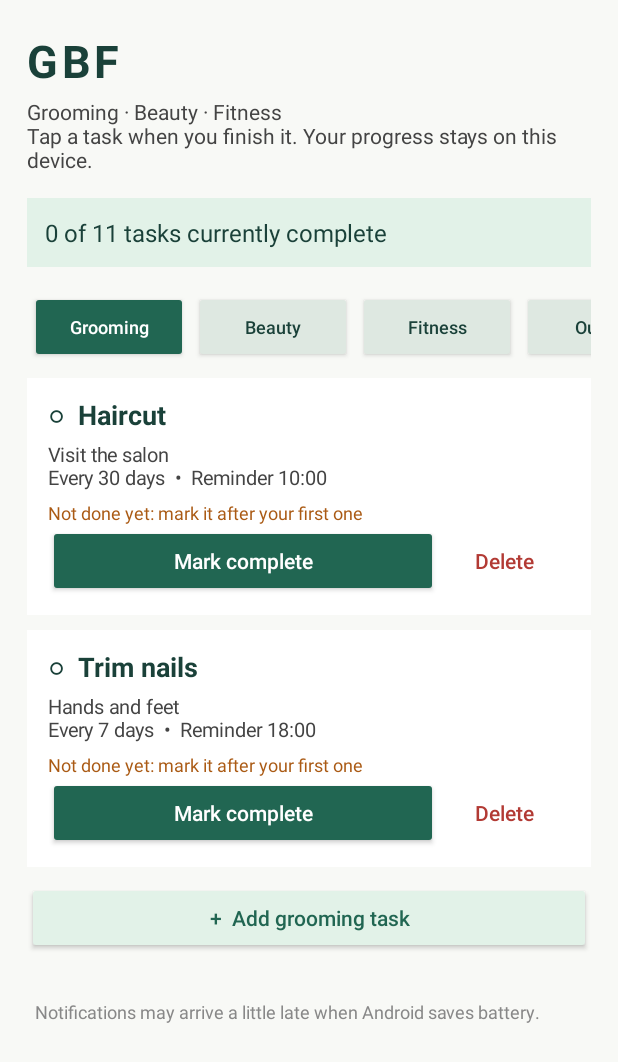
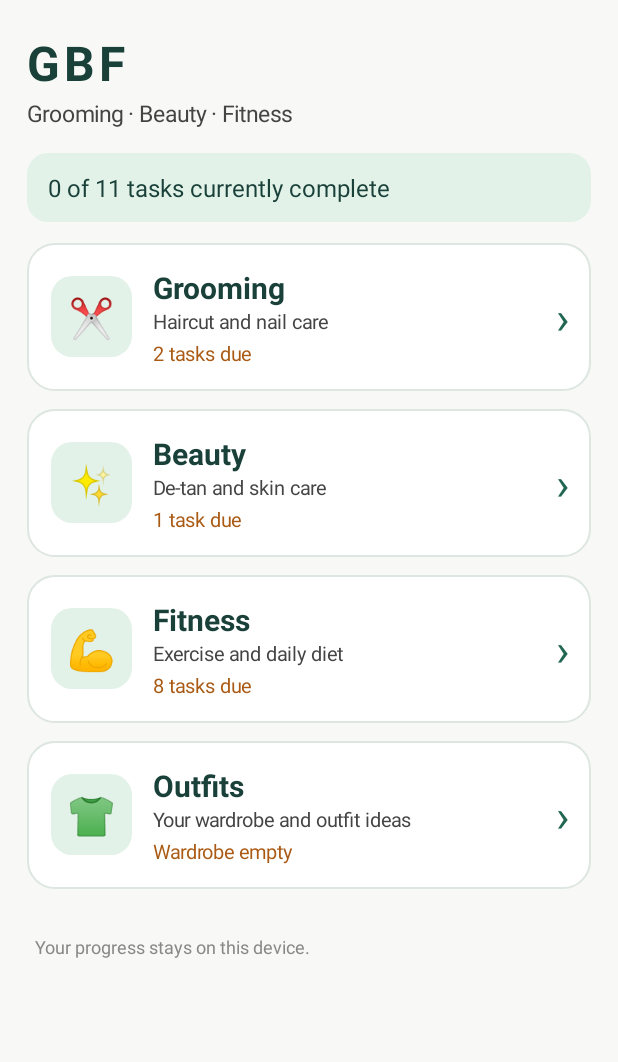
Before and after one commit to hameed0473-a11y/GBF-APP, an Android app: the screen it shows after launch (MainActivity), on a phone screen of 412 x 824 dp. Shown: the top 1062 px of the screen. Run offline under Robolectric (Android 15) with nearby library versions, the phone set to English and light mode, and no system bars.

Commit message:
Add home page with category buttons and lavender styling (v0.4.0)
- Replace the tab row with a home page showing GBF progress and large
  rounded buttons for Grooming, Beauty, Fitness and Outfits, each with
  a short due/done status
- Open each category on its own page with a Back button; system back
  returns home and the open page survives rotation
- Add Ui helper with rounded shapes and lavender curved-rectangle button
  styles (standard, strong, light, danger) used for every button inside
  the categories, the add-task dialog and the Outfits page
- Round the task cards, progress banners and food guide card
- Ignore the local release/ output folder

Co-Authored-By: Claude Opus 5.5 <noreply@anthropic.com>

```diff
--- a/app/build.gradle
+++ b/app/build.gradle
@@ -1,5 +1,5 @@
 plugins { id 'com.android.application' }
 android { namespace 'com.shahul.groomingfitness'; compileSdk 35
-    defaultConfig { applicationId 'com.shahul.groomingfitness'; minSdk 26; targetSdk 35; versionCode 3; versionName '0.3.0' }
+    defaultConfig { applicationId 'com.shahul.groomingfitness'; minSdk 26; targetSdk 35; versionCode 4; versionName '0.4.0' }
     compileOptions { sourceCompatibility JavaVersion.VERSION_17; targetCompatibility JavaVersion.VERSION_17 }
 }
--- a/app/src/main/java/com/shahul/groomingfitness/MainActivity.java
+++ b/app/src/main/java/com/shahul/groomingfitness/MainActivity.java
@@ -1,11 +1,14 @@
 package com.shahul.groomingfitness;
+
+import static com.shahul.groomingfitness.Ui.GREEN;
+import static com.shahul.groomingfitness.Ui.GREEN_DARK;
+import static com.shahul.groomingfitness.Ui.GREEN_SOFT;
 
 import android.Manifest;
 import android.app.Activity;
 import android.app.AlertDialog;
 import android.app.TimePickerDialog;
 import android.content.pm.PackageManager;
-import android.content.res.ColorStateList;
 import android.graphics.Color;
 import android.graphics.Typeface;
 import android.os.Build;
@@ -15,7 +18,6 @@ import android.text.format.DateFormat;
 import android.view.Gravity;
 import android.widget.Button;
 import android.widget.EditText;
-import android.widget.HorizontalScrollView;
 import android.widget.LinearLayout;
 import android.widget.ScrollView;
 import android.widget.TextView;
@@ -26,20 +28,35 @@ import java.util.List;
 import java.util.Locale;
 
 public final class MainActivity extends Activity {
-    private static final int GREEN_DARK=Color.rgb(26,65,57), GREEN=Color.rgb(33,102,82), GREEN_SOFT=Color.rgb(226,242,232), RED=Color.rgb(178,58,52);
+    private static final int BACKGROUND=Color.rgb(248,249,246);
+    /** Home page buttons: category name, icon, short description. */
+    private static final String[][] CATEGORIES={
+        {"Grooming","✂️","Haircut and nail care"},
+        {"Beauty","✨","De-tan and skin care"},
+        {"Fitness","💪","Exercise and daily diet"},
+        {"Outfits","👕","Your wardrobe and outfit ideas"}};
     private LinearLayout root, content;
-    private String selected="Grooming";
+    /** null = home page; otherwise the open category. */
+    private String selected=null;
     private boolean guideOpen=false;
     private List<Tasks.Task> tasks=new ArrayList<>();
-    private int dp(float value) { return (int)(value*getResources().getDisplayMetrics().density+.5f); }
+    private int dp(float value) { return Ui.dp(this,value); }
     @Override public void onCreate(Bundle state) {
         super.onCreate(state);
+        if(state!=null) selected=state.getString("selected");
         Reminders.scheduleAll(this);
         if(Build.VERSION.SDK_INT>=33 && checkSelfPermission(Manifest.permission.POST_NOTIFICATIONS)!=PackageManager.PERMISSION_GRANTED)
             requestPermissions(new String[]{Manifest.permission.POST_NOTIFICATIONS},101);
         draw();
     }
+    @Override protected void onSaveInstanceState(Bundle out) { super.onSaveInstanceState(out); out.putString("selected",selected); }
     @Override public void onResume() { super.onResume(); if(root!=null) draw(); }
+    /** Back from a category returns to the home page; back on the home page leaves the app. */
+    @SuppressWarnings("deprecation")
+    @Override public void onBackPressed() {
+        if(selected!=null) open(null); else super.onBackPressed();
+    }
+    private void open(String category) { selected=category; guideOpen=false; draw(); }
     private TextView label(String value,int size,int color) {
         TextView v=new TextView(this); v.setText(value); v.setTextSize(size); v.setTextColor(color); return v;
     }
@@ -51,36 +68,77 @@ public final class MainActivity extends Activity {
         result.sort(Comparator.comparingInt(Tasks.Task::minuteOfDay));
         return result;
     }
+    private int doneCount(List<Tasks.Task> items) { int n=0; for(Tasks.Task t:items) if(Tasks.complete(this,t)) n++; return n; }
+
     private void draw() {
         tasks=Tasks.all(this);
-        root=new LinearLayout(this); root.setOrientation(LinearLayout.VERTICAL); root.setBackgroundColor(Color.rgb(248,249,246));
+        root=new LinearLayout(this); root.setOrientation(LinearLayout.VERTICAL); root.setBackgroundColor(BACKGROUND);
         root.setPadding(dp(18),dp(20),dp(18),0); setContentView(root);
-        TextView heading=label("GBF",30,GREEN_DARK); heading.setTypeface(null,Typeface.BOLD); heading.setLetterSpacing(.08f); root.addView(heading);
-        TextView subtitle=label("Grooming · Beauty · Fitness\nTap a task when you finish it. Your progress stays on this device.",14,Color.DKGRAY);
-        subtitle.setPadding(0,dp(4),0,dp(16)); root.addView(subtitle);
-        int done=0; for(Tasks.Task t:tasks) if(Tasks.complete(this,t)) done++;
+        ScrollView scroll=new ScrollView(this);
+        content=new LinearLayout(this); content.setOrientation(LinearLayout.VERTICAL); scroll.addView(content);
+        if(selected==null) drawHome(); else drawCategory();
+        root.addView(scroll,new LinearLayout.LayoutParams(-1,0,1));
+        TextView footer=label(selected==null?"Your progress stays on this device.":"Notifications may arrive a little late when Android saves battery.",12,Color.GRAY);
+        footer.setPadding(dp(5),dp(18),dp(5),dp(26)); content.addView(footer);
+    }
+
+    // ---- Home page ----
+    private void drawHome() {
+        TextView heading=label("GBF",32,GREEN_DARK); heading.setTypeface(null,Typeface.BOLD); heading.setLetterSpacing(.08f); root.addView(heading);
+        TextView subtitle=label("Grooming · Beauty · Fitness",15,Color.DKGRAY); subtitle.setPadding(0,dp(2),0,dp(16)); root.addView(subtitle);
+        int done=doneCount(tasks);
         TextView progress=label(done+" of "+tasks.size()+" tasks currently complete",16,GREEN_DARK);
-        progress.setPadding(dp(12),dp(12),dp(12),dp(12)); progress.setBackgroundColor(GREEN_SOFT); root.addView(progress);
-        // A horizontal row keeps all four sections reachable on smaller phones.
-        HorizontalScrollView tabRow=new HorizontalScrollView(this);
-        tabRow.setHorizontalScrollBarEnabled(false); root.addView(tabRow);
-        LinearLayout tabs=new LinearLayout(this); tabs.setPadding(0,dp(16),0,dp(10)); tabRow.addView(tabs);
-        for(String tab:new String[]{"Grooming","Beauty","Fitness","Outfits"}) {
-            Button b=new Button(this); b.setText(tab); b.setAllCaps(false); b.setTextSize(12);
-            b.setTextColor(tab.equals(selected)?Color.WHITE:GREEN_DARK);
-            b.setBackgroundTintList(ColorStateList.valueOf(tab.equals(selected)?GREEN:Color.rgb(222,232,225)));
-            LinearLayout.LayoutParams lp=new LinearLayout.LayoutParams(dp(105),dp(48)); lp.setMargins(dp(2),0,dp(2),0);
-            tabs.addView(b,lp); b.setOnClickListener(v->{ selected=tab; draw(); });
+        progress.setPadding(dp(14),dp(12),dp(14),dp(12)); progress.setBackground(Ui.rounded(this,GREEN_SOFT,14));
+        LinearLayout.LayoutParams pp=new LinearLayout.LayoutParams(-1,-2); pp.setMargins(0,0,0,dp(14)); root.addView(progress,pp);
+        for(String[] cat:CATEGORIES) addCategoryButton(cat[0],cat[1],cat[2]);
+    }
+    private void addCategoryButton(String name,String icon,String description) {
+        LinearLayout tile=new LinearLayout(this); tile.setGravity(Gravity.CENTER_VERTICAL);
+        tile.setPadding(dp(16),dp(16),dp(14),dp(16));
+        tile.setBackground(Ui.pressable(this,Ui.rounded(this,Color.WHITE,18,Color.rgb(222,230,225))));
+        tile.setClickable(true); tile.setFocusable(true);
+        TextView emoji=label(icon,26,Color.BLACK); emoji.setGravity(Gravity.CENTER);
+        emoji.setBackground(Ui.rounded(this,GREEN_SOFT,14));
+        tile.addView(emoji,new LinearLayout.LayoutParams(dp(54),dp(54)));
+        LinearLayout text=new LinearLayout(this); text.setOrientation(LinearLayout.VERTICAL); text.setPadding(dp(14),0,dp(8),0);
+        TextView title=label(name,20,GREEN_DARK); title.setTypeface(null,Typeface.BOLD); text.addView(title);
+        text.addView(label(description,13,Color.DKGRAY));
+        String status;
+        if(name.equals("Outfits")) { int n=Outfits.count(this); status=n==0?"Wardrobe empty":n+(n==1?" item":" items")+" in wardrobe"; }
+        else {
+            List<Tasks.Task> items=list(name,null);
+            int due=items.size()-doneCount(items);
+            status=items.isEmpty()?"No tasks yet":due==0?"All done ✓":due+(due==1?" task due":" tasks due");
         }
-        ScrollView scroll=new ScrollView(this); root.addView(scroll,new LinearLayout.LayoutParams(-1,0,1));
-        content=new LinearLayout(this); content.setOrientation(LinearLayout.VERTICAL); scroll.addView(content);
+        TextView st=label(status,13,status.startsWith("All done")?GREEN:Color.rgb(170,90,20)); st.setPadding(0,dp(3),0,0); text.addView(st);
+        tile.addView(text,new LinearLayout.LayoutParams(0,-2,1));
+        tile.addView(label("›",30,GREEN));
+        tile.setContentDescription("Open "+name+". "+status);
+        tile.setOnClickListener(v->open(name));
+        LinearLayout.LayoutParams lp=new LinearLayout.LayoutParams(-1,-2); lp.setMargins(0,0,0,dp(12));
+        content.addView(tile,lp);
+    }
+
+    // ---- Category page ----
+    private void drawCategory() {
+        LinearLayout bar=new LinearLayout(this); bar.setGravity(Gravity.CENTER_VERTICAL);
+        Button back=Ui.lavender(new Button(this)); back.setText("‹  Back"); back.setContentDescription("Back to home");
+        back.setOnClickListener(v->open(null));
+        bar.addView(back,new LinearLayout.LayoutParams(-2,-2));
+        TextView title=label(selected,24,GREEN_DARK); title.setTypeface(null,Typeface.BOLD); title.setPadding(dp(14),0,0,0);
+        bar.addView(title,new LinearLayout.LayoutParams(0,-2,1));
+        root.addView(bar);
+        if(!selected.equals("Outfits")) {
+            List<Tasks.Task> items=list(selected,null);
+            TextView progress=label(doneCount(items)+" of "+items.size()+" done",15,GREEN_DARK);
+            progress.setPadding(dp(14),dp(10),dp(14),dp(10)); progress.setBackground(Ui.rounded(this,GREEN_SOFT,14));
+            LinearLayout.LayoutParams pp=new LinearLayout.LayoutParams(-1,-2); pp.setMargins(0,dp(14),0,dp(8)); root.addView(progress,pp);
+        }
         switch(selected) {
             case "Outfits": Outfits.render(this,content,this::draw); break;
             case "Fitness": drawFitness(); break;
             default: addTaskList(list(selected,null),selected,"","Add "+selected.toLowerCase(Locale.ROOT)+" task");
         }
-        TextView footer=label("Notifications may arrive a little late when Android saves battery.",12,Color.GRAY);
-        footer.setPadding(dp(5),dp(18),dp(5),dp(26)); content.addView(footer);
     }
     private void sectionHeader(String title,String note) {
         TextView h=label(title,19,GREEN_DARK); h.setTypeface(null,Typeface.BOLD); h.setPadding(dp(4),dp(10),dp(4),note.isEmpty()?dp(8):dp(2)); content.addView(h);
@@ -92,17 +150,15 @@ public final class MainActivity extends Activity {
             empty.setPadding(dp(4),dp(4),dp(4),dp(10)); content.addView(empty);
         }
         for(Tasks.Task t:items) addTask(t);
-        Button add=new Button(this); add.setAllCaps(false); add.setText("+  "+addLabel); add.setTextColor(GREEN);
-        add.setBackgroundTintList(ColorStateList.valueOf(GREEN_SOFT));
-        LinearLayout.LayoutParams lp=new LinearLayout.LayoutParams(-1,-2); lp.setMargins(0,0,0,dp(12)); content.addView(add,lp);
+        Button add=Ui.lavender(new Button(this)); add.setText("+  "+addLabel);
+        LinearLayout.LayoutParams lp=new LinearLayout.LayoutParams(-1,-2); lp.setMargins(0,dp(2),0,dp(12)); content.addView(add,lp);
         add.setOnClickListener(v->addDialog(group,section));
     }
     private void drawFitness() {
         sectionHeader("Exercise","Walk 3,000 steps or more, OR do 10 minutes on a treadmill or bicycle. Tick it yourself after either one.");
         addTaskList(list("Fitness","Exercise"),"Fitness","Exercise","Add exercise");
         List<Tasks.Task> diet=list("Fitness","Diet");
-        int dietDone=0; for(Tasks.Task t:diet) if(Tasks.complete(this,t)) dietDone++;
-        sectionHeader("Daily diet — in order","Today: "+dietDone+" of "+diet.size()+" done. Protein-rich foods that support healthy hair.");
+        sectionHeader("Daily diet — in order","Today: "+doneCount(diet)+" of "+diet.size()+" done. Protein-rich foods that support healthy hair.");
         addTaskList(diet,"Fitness","Diet","Add diet item");
         // Fitness tasks with no section (none by default) still need to be visible and deletable.
         List<Tasks.Task> other=new ArrayList<>();
@@ -112,7 +168,8 @@ public final class MainActivity extends Activity {
     }
     private void addFoodGuide() {
         LinearLayout card=new LinearLayout(this); card.setOrientation(LinearLayout.VERTICAL);
-        card.setPadding(dp(14),dp(12),dp(14),dp(12)); card.setBackgroundColor(Color.rgb(255,248,228));
+        card.setPadding(dp(14),dp(12),dp(14),dp(12));
+        card.setBackground(Ui.pressable(this,Ui.rounded(this,Color.rgb(255,248,228),16)));
         LinearLayout.LayoutParams cp=new LinearLayout.LayoutParams(-1,-2); cp.setMargins(0,dp(6),0,dp(10)); content.addView(card,cp);
         TextView title=label((guideOpen?"▾  ":"▸  ")+"Best affordable protein for hair growth",16,GREEN_DARK); title.setTypeface(null,Typeface.BOLD);
         card.addView(title);
@@ -145,18 +202,18 @@ public final class MainActivity extends Activity {
     private void addTask(Tasks.Task t) {
         boolean checked=Tasks.complete(this,t);
         LinearLayout card=new LinearLayout(this); card.setOrientation(LinearLayout.VERTICAL);
-        card.setPadding(dp(14),dp(12),dp(14),dp(12)); card.setBackgroundColor(Color.WHITE);
+        card.setPadding(dp(14),dp(12),dp(14),dp(12)); card.setBackground(Ui.rounded(this,Color.WHITE,16,Color.rgb(230,234,231)));
         LinearLayout.LayoutParams cp=new LinearLayout.LayoutParams(-1,-2); cp.setMargins(0,0,0,dp(10)); content.addView(card,cp);
         TextView name=label((checked?"✓  ":"○  ")+t.title,18,checked?GREEN:GREEN_DARK); name.setTypeface(null,Typeface.BOLD); card.addView(name);
         String info=(t.detail.isEmpty()?"":t.detail+"\n")+t.repeatText()+"  •  Reminder "+time(t.hour,t.minute);
         TextView infoView=label(info,13,Color.DKGRAY); infoView.setPadding(0,dp(5),0,dp(6)); card.addView(infoView);
         String status=status(t,checked);
         if(!status.isEmpty()) {
-            TextView s=label(status,12,checked?Color.GRAY:Color.rgb(170,90,20)); card.addView(s);
+            TextView s=label(status,12,checked?Color.GRAY:Color.rgb(170,90,20)); s.setPadding(0,0,0,dp(8)); card.addView(s);
         }
-        LinearLayout buttons=new LinearLayout(this); buttons.setGravity(Gravity.CENTER_VERTICAL); card.addView(buttons);
-        Button action=new Button(this); action.setAllCaps(false); action.setText(checked?"Undo completion":"Mark complete");
-        if(!checked) { action.setTextColor(Color.WHITE); action.setBackgroundTintList(ColorStateList.valueOf(GREEN)); }
+        LinearLayout buttons=new LinearLayout(this); buttons.setGravity(Gravity.CENTER_VERTICAL); buttons.setPadding(0,dp(4),0,0); card.addView(buttons);
+        Button action=new Button(this); action.setText(checked?"Undo completion":"Mark complete");
+        if(checked) Ui.lavenderLight(action); else Ui.lavenderStrong(action);
         action.setContentDescription((checked?"Undo ":"Complete ")+t.title);
         buttons.addView(action,new LinearLayout.LayoutParams(0,-2,1));
         action.setOnClickListener(v->{
@@ -165,9 +222,9 @@ public final class MainActivity extends Activity {
                 .setNegativeButton("Cancel",null).setPositiveButton("Undo",(d,w)->{Tasks.undo(this,t);draw();}).show();
             else { Tasks.mark(this,t);draw(); }
         });
-        Button delete=new Button(this,null,android.R.attr.borderlessButtonStyle); delete.setAllCaps(false); delete.setText("Delete");
-        delete.setTextColor(RED); delete.setContentDescription("Delete "+t.title);
-        buttons.addView(delete,new LinearLayout.LayoutParams(-2,-2));
+        Button delete=Ui.lavenderDanger(new Button(this)); delete.setText("Delete"); delete.setContentDescription("Delete "+t.title);
+        LinearLayout.LayoutParams dl=new LinearLayout.LayoutParams(-2,-2); dl.setMargins(dp(10),0,0,0);
+        buttons.addView(delete,dl);
         delete.setOnClickListener(v->new AlertDialog.Builder(this).setTitle("Delete \""+t.title+"\"?")
             .setMessage("This removes the task, its reminder and its completion history.")
             .setNegativeButton("Cancel",null)
@@ -193,13 +250,15 @@ public final class MainActivity extends Activity {
         detail.setInputType(InputType.TYPE_CLASS_TEXT|InputType.TYPE_TEXT_FLAG_CAP_SENTENCES|InputType.TYPE_TEXT_FLAG_MULTI_LINE); form.addView(detail);
         TextView repeatLabel=label("Repeat every (days)",13,Color.DKGRAY); repeatLabel.setPadding(dp(4),dp(12),0,0); form.addView(repeatLabel);
         EditText days=new EditText(this); days.setInputType(InputType.TYPE_CLASS_NUMBER); days.setText(group.equals("Fitness")?"1":"7"); form.addView(days);
-        LinearLayout quick=new LinearLayout(this); form.addView(quick);
+        LinearLayout quick=new LinearLayout(this); quick.setPadding(0,dp(4),0,dp(8)); form.addView(quick);
         for(int n:new int[]{1,7,15,30}) {
-            Button q=new Button(this,null,android.R.attr.borderlessButtonStyle); q.setAllCaps(false); q.setTextColor(GREEN);
-            q.setText(n==1?"Daily":n+" days"); quick.addView(q,new LinearLayout.LayoutParams(0,-2,1));
+            Button q=Ui.lavenderLight(new Button(this)); q.setText(n==1?"Daily":n+" days"); q.setTextSize(12);
+            q.setPadding(dp(4),dp(4),dp(4),dp(4));
+            LinearLayout.LayoutParams ql=new LinearLayout.LayoutParams(0,-2,1); ql.setMargins(dp(3),0,dp(3),0);
+            quick.addView(q,ql);
             q.setOnClickListener(v->days.setText(String.valueOf(n)));
         }
-        Button pick=new Button(this); pick.setAllCaps(false); pick.setText("Reminder time: "+time(when[0],when[1])); form.addView(pick);
+        Button pick=Ui.lavender(new Button(this)); pick.setText("Reminder time: "+time(when[0],when[1])); form.addView(pick);
         pick.setOnClickListener(v->new TimePickerDialog(this,(tp,h,m)->{ when[0]=h; when[1]=m; pick.setText("Reminder time: "+time(h,m)); },
             when[0],when[1],DateFormat.is24HourFormat(this)).show());
         AlertDialog dialog=new AlertDialog.Builder(this).setTitle("Add to "+where).setView(form)
--- /dev/null
+++ b/app/src/main/java/com/shahul/groomingfitness/Ui.java
@@ -0,0 +1,45 @@
+package com.shahul.groomingfitness;
+
+import android.content.Context;
+import android.content.res.ColorStateList;
+import android.graphics.Typeface;
+import android.graphics.drawable.Drawable;
+import android.graphics.drawable.GradientDrawable;
+import android.graphics.drawable.RippleDrawable;
+import android.widget.Button;
+
+/** Shared look: rounded shapes and the lavender buttons used inside each category. */
+final class Ui {
+    static final int GREEN_DARK=0xFF1A4139, GREEN=0xFF216652, GREEN_SOFT=0xFFE2F2E8, RED=0xFFB23A34;
+    static final int LAVENDER=0xFFE6DDFB, LAVENDER_STRONG=0xFFCDBDF6, LAVENDER_LIGHT=0xFFF3EFFD, PURPLE_TEXT=0xFF43307A;
+    private static final int RIPPLE=0x33433078;
+
+    static int dp(Context c,float v) { return (int)(v*c.getResources().getDisplayMetrics().density+.5f); }
+
+    static GradientDrawable rounded(Context c,int color,float radiusDp) {
+        GradientDrawable d=new GradientDrawable(); d.setColor(color); d.setCornerRadius(dp(c,radiusDp)); return d;
+    }
+    static GradientDrawable rounded(Context c,int color,float radiusDp,int strokeColor) {
+        GradientDrawable d=rounded(c,color,radiusDp); d.setStroke(dp(c,1),strokeColor); return d;
+    }
+    /** Rounded background with a touch ripple clipped to the same shape. */
+    static Drawable pressable(Context c,Drawable shape) {
+        return new RippleDrawable(ColorStateList.valueOf(RIPPLE),shape,null);
+    }
+    private static void style(Button b,int fill,int text,boolean bold) {
+        Context c=b.getContext();
+        b.setBackground(pressable(c,rounded(c,fill,14)));
+        b.setTextColor(text); b.setAllCaps(false); b.setStateListAnimator(null);
+        b.setTypeface(Typeface.create(Typeface.DEFAULT,bold?Typeface.BOLD:Typeface.NORMAL));
+        b.setMinHeight(dp(c,46)); b.setMinimumHeight(dp(c,46));
+        b.setPadding(dp(c,16),dp(c,8),dp(c,16),dp(c,8));
+    }
+    /** Standard lavender button (curved rectangle). */
+    static Button lavender(Button b) { style(b,LAVENDER,PURPLE_TEXT,false); return b; }
+    /** Main action on a card, e.g. "Mark complete". */
+    static Button lavenderStrong(Button b) { style(b,LAVENDER_STRONG,PURPLE_TEXT,true); return b; }
+    /** Secondary action, e.g. "Undo completion". */
+    static Button lavenderLight(Button b) { style(b,LAVENDER_LIGHT,PURPLE_TEXT,false); return b; }
+    /** Lavender button with red text for deleting. */
+    static Button lavenderDanger(Button b) { style(b,LAVENDER_LIGHT,RED,false); return b; }
+}
```
Also changed, not shown: app/src/main/java/com/shahul/groomingfitness/Outfits.java (+5 -2 lines), 1 other file.
